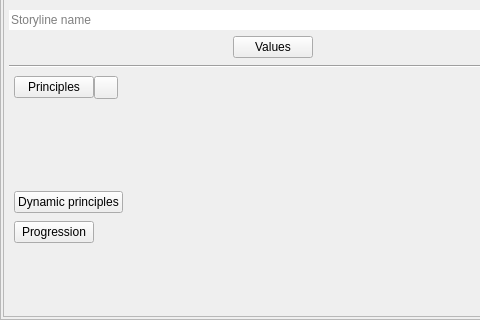
Before: the Qt Designer form ui/plot_widget.ui in zkovari/plotlyst, drawn with Qt 5; both pictures show x 0 to 480 and y 125 to 445 of the 570 by 445 pixel window.
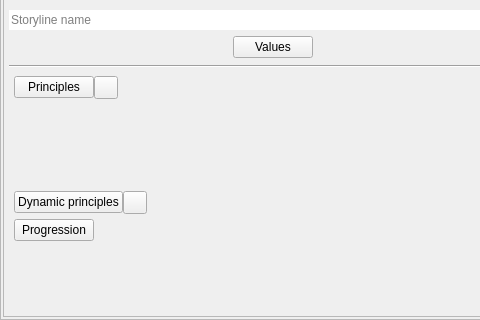
After: the same form once the commit is applied. Custom widgets are drawn as their Qt base class.

```diff
--- a/ui/plot_widget.ui
+++ b/ui/plot_widget.ui
@@ -393,6 +393,24 @@
               <number>0</number>
              </property>
              <item alignment="Qt::AlignLeft">
+              <widget class="QWidget" name="widget" native="true">
+               <layout class="QHBoxLayout" name="horizontalLayout_5">
+                <property name="spacing">
+                 <number>0</number>
+                </property>
+                <property name="leftMargin">
+                 <number>0</number>
+                </property>
+                <property name="topMargin">
+                 <number>0</number>
+                </property>
+                <property name="rightMargin">
+                 <number>0</number>
+                </property>
+                <property name="bottomMargin">
+                 <number>0</number>
+                </property>
+                <item>
               <widget class="QPushButton" name="btnDynamicPrinciples">
                <property name="focusPolicy">
                 <enum>Qt::NoFocus</enum>
@@ -406,7 +424,23 @@
               </widget>
              </item>
              <item>
-              <widget class="QWidget" name="wdgDynamicPrinciplesParent" native="true"/>
+                 <widget class="QToolButton" name="btnDynamicPrincipleEditor">
+                  <property name="cursor">
+                   <cursorShape>PointingHandCursor</cursorShape>
+                  </property>
+                  <property name="focusPolicy">
+                   <enum>Qt::ClickFocus</enum>
+                  </property>
+                  <property name="toolTip">
+                   <string>Edit plot principles</string>
+                  </property>
+                  <property name="text">
+                   <string/>
+                  </property>
+                 </widget>
+                </item>
+               </layout>
+              </widget>
              </item>
             </layout>
            </widget>
```
Left out of the diff: 2 changed lines with no effect on the pictures. Lines whose indentation alone changed are shown as unchanged.
